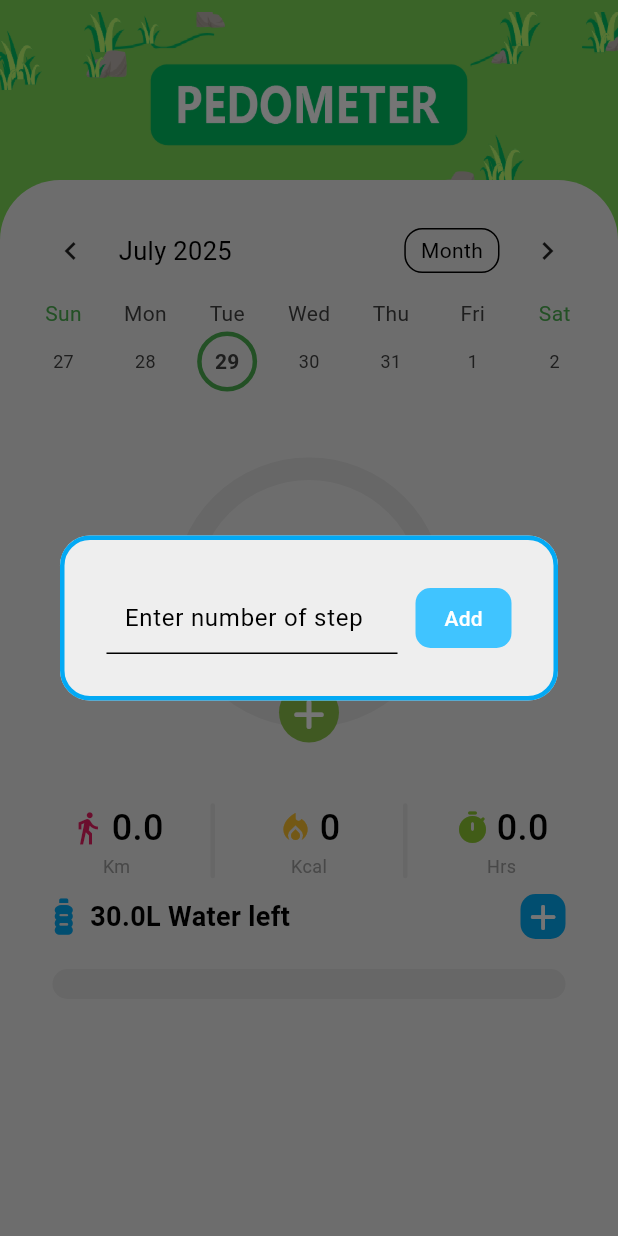
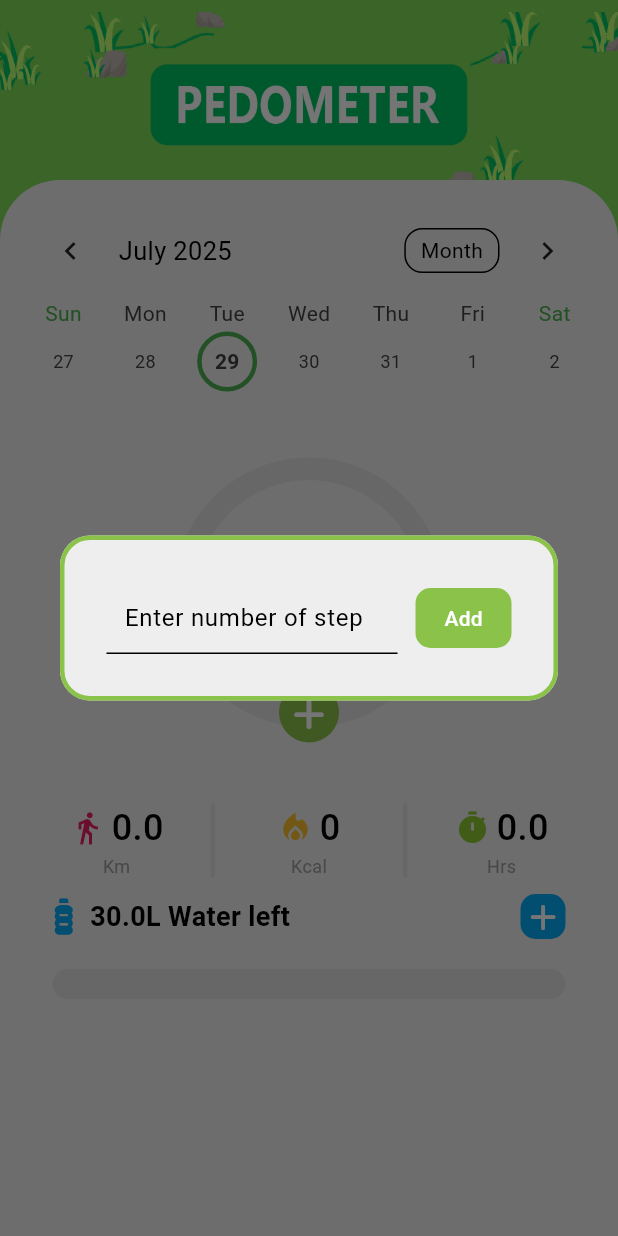
Before and after one commit to AseelFatayerji/HealthApp, a Flutter app: the PedometerScreen screen opened directly, after a tap on an icon or button, on a phone screen of 412 x 824 dp. Run offline on Flutter 3.47's test engine with Material 3 defaults, Android fonts, the light colour scheme and no system bars; drawn by our look-alikes of percent_indicator, table_calendar; our stand-ins replace dotted_border, flutter_dotenv, flutter_local_notifications, flutter_switch, font_awesome_flutter, google_generative_ai and 5 more; accounts and stored records are empty; network calls fail.

Commit message:
changed border color

```diff
--- a/lib/screens/pedomter_screen.dart
+++ b/lib/screens/pedomter_screen.dart
@@ -310,7 +310,7 @@ class PedometerScreen extends StatelessWidget {
                                   FontAwesomeIcons.plus,
                                   color: Colors.white,
                                   size: 20,
-                                )
+                                ),
                               ),
                             ),
                           ],
@@ -437,7 +437,7 @@ class PedometerScreen extends StatelessWidget {
           child: Container(
             padding: const EdgeInsets.symmetric(vertical: 12, horizontal: 12),
             decoration: BoxDecoration(
-              border: Border.all(color: Colors.lightBlue, width: 3),
+              border: Border.all(color: Colors.lightGreen, width: 3),
               borderRadius: BorderRadius.circular(20),
             ),
             child: Column(
@@ -472,7 +472,7 @@ class PedometerScreen extends StatelessWidget {
                       ),
                       TextButton(
                         style: TextButton.styleFrom(
-                          backgroundColor: Colors.lightBlueAccent,
+                          backgroundColor: Colors.lightGreen,
                           padding: const EdgeInsets.symmetric(
                             horizontal: 0,
                             vertical: 0,
```
